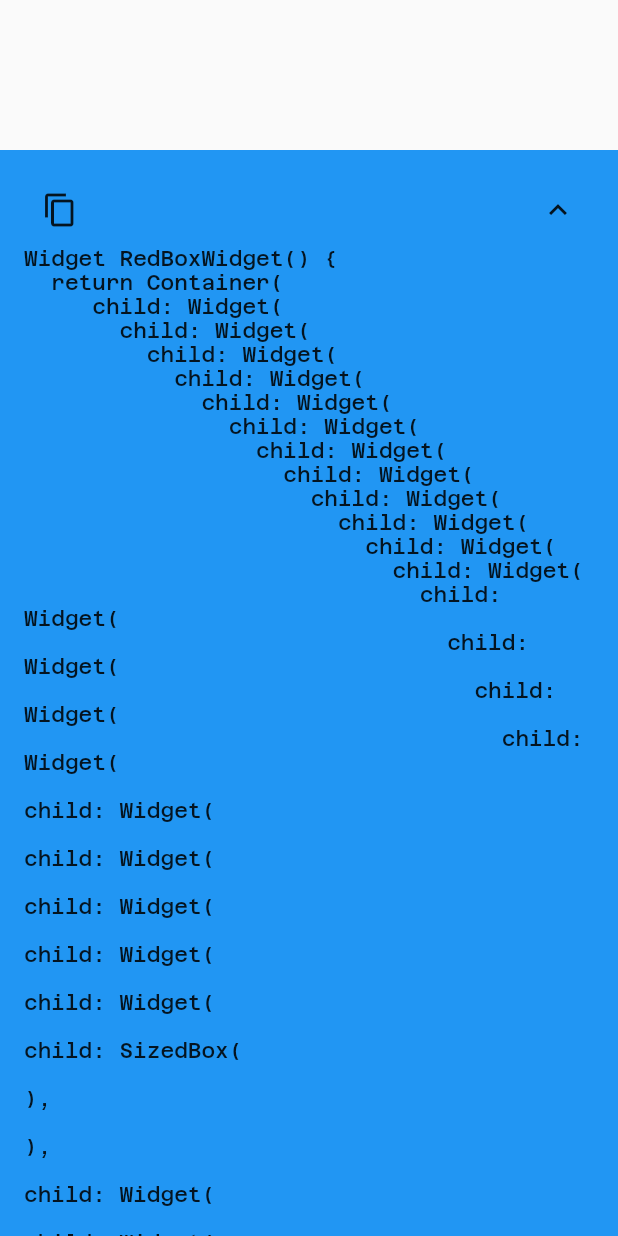
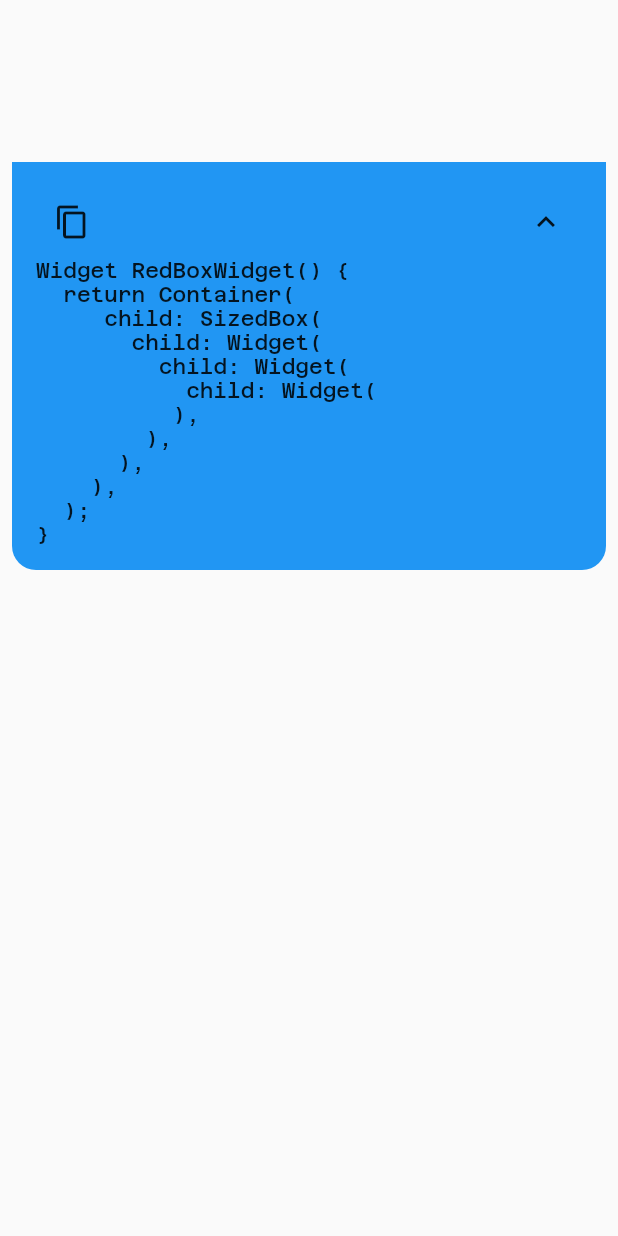
Before and after one commit to lucianojung/widget_decompiler, a Flutter app: the screen it shows after launch, after a tap on the "keyboard arrow down" icon, on a phone screen of 412 x 824 dp. Run offline on Flutter 3.47's test engine with Material 2 defaults, Android fonts, the phone set to English and light mode, and no system bars.

Commit message:
only show SourceTree of given child Widget

```diff
--- a/lib/main.dart
+++ b/lib/main.dart
@@ -30,9 +30,7 @@ class _MyHomePageState extends State<MyHomePage> {
   @override
   Widget build(BuildContext context) {
     return Scaffold(
-      body: Center(
-        child: WidgetDecompiler(),
-      ),
+      body: WidgetDecompiler(),
     );
   }
 }
--- a/lib/widget_decompiler.dart
+++ b/lib/widget_decompiler.dart
@@ -10,21 +10,29 @@ class WidgetDecompiler extends StatefulWidget {
 
 class _WidgetDecompilerState extends State<WidgetDecompiler> {
   final Widget _child = SizedBox(
+    child: Container(),
     height: 100,
     width: 400,
   );
 
   bool _unfolded = false;
-
   String _childWidgetTree = '';
+  BuildContext? _context;
 
   @override
   Widget build(BuildContext context) {
-    return SingleChildScrollView(
+    return Padding(
+      padding: const EdgeInsets.all(8.0),
+      child: SingleChildScrollView(
         child: Container(
           child: Column(
             children: [
-            Container(child: _child),
+              Builder(
+                builder: (context) {
+                  _context = context;
+                  return _child;
+                }
+              ),
               Container(
                 decoration: BoxDecoration(
                   color: Theme.of(context).primaryColor,
@@ -43,7 +51,7 @@ class _WidgetDecompilerState extends State<WidgetDecompiler> {
                               icon: Icon(Icons.copy),
                               tooltip: 'copy widget Codeblock',
                               onPressed: () {
-                              getWidgetTree('RedBoxWidget', context);
+                                getWidgetTree('RedBoxWidget', _context);
                                 Clipboard.setData(
                                   ClipboardData(text: _childWidgetTree),
                                 );
@@ -54,7 +62,7 @@ class _WidgetDecompilerState extends State<WidgetDecompiler> {
                                 ? Icons.keyboard_arrow_up
                                 : Icons.keyboard_arrow_down),
                             onPressed: () {
-                            getWidgetTree('RedBoxWidget', context);
+                              getWidgetTree('RedBoxWidget', _context);
                               setState(() {
                                 _unfolded = !_unfolded;
                               });
@@ -78,20 +86,20 @@ class _WidgetDecompilerState extends State<WidgetDecompiler> {
             ],
           ),
         ),
+      ),
     );
   }
 
-  getWidgetTree(String widgetName, BuildContext context) {
+  getWidgetTree(String widgetName, BuildContext? context) {
     _childWidgetTree = 'Widget $widgetName() {\n';
     _childWidgetTree += '  return Container(\n';
-    _getWidgetElementAndChildren(context, 2, context.widget);
+    _getWidgetElementAndChildren(context, 2, context!.widget);
     _childWidgetTree += '  );\n';
-    _childWidgetTree += '}';
     _childWidgetTree += '}';
   }
 
-  _getWidgetElementAndChildren(BuildContext context, int tabs, Widget parent) {
-    context.visitChildElements((element) {
+  _getWidgetElementAndChildren(BuildContext? context, int tabs, Widget parent) {
+    context!.visitChildElements((element) {
       String s = '';
       for (int i = 0; i < tabs; i++) {
         s += '  ';
--- a/pubspec.yaml
+++ b/pubspec.yaml
@@ -1,7 +1,7 @@
 name: widget_decompiler
 description: A new Flutter package, that lets you reverse engineer it's child widget to enable a reusage of it.
 version: 0.0.1
-homepage: https://lucianojung.de
+homepage: https://github.com/lucianojung/widget_decompiler
 
 environment:
   sdk: ">=2.12.0 <3.0.0"
```
Also changed, not shown: 1 other file. Lines whose indentation alone changed are shown as unchanged.
